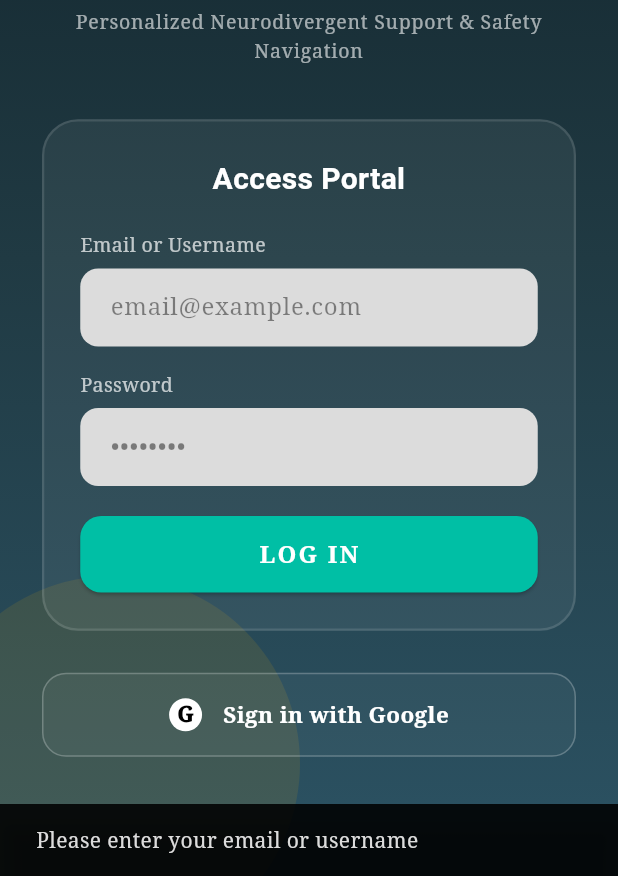
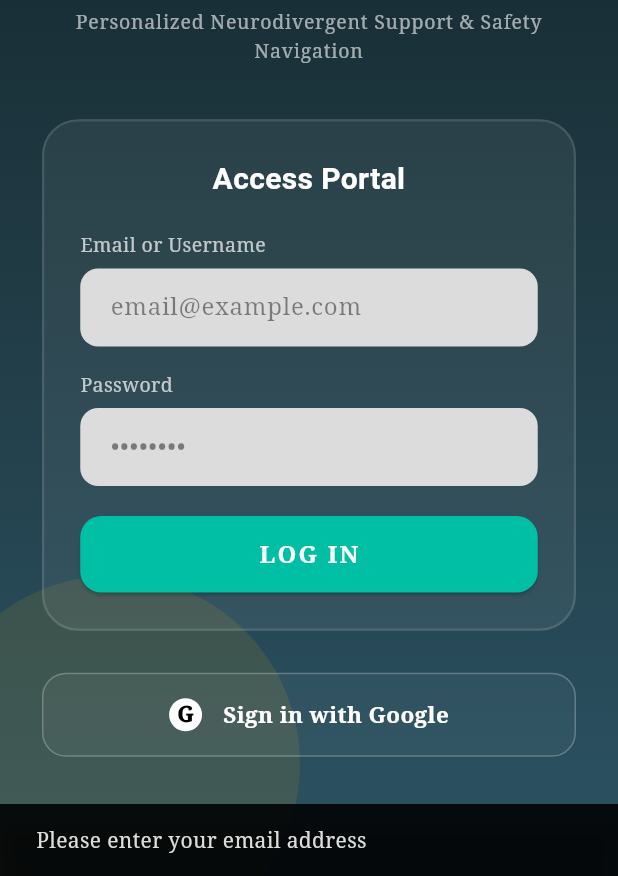
Before and after one commit to Anjana-NK/neuro_guard, a Flutter app: the screen it shows after launch, after a tap on "LOG IN", on a phone screen of 412 x 824 dp, the part 360-1236 px from its top. Run offline on Flutter 3.47's test engine with Material 3 defaults, Android fonts, the phone set to English and light mode, and no system bars; our stand-ins replace google_fonts; accounts and stored records are empty; network calls fail; Roboto replaces fonts that are missing (Italiana).

Commit message:
feat: implement dashboard and login screens with RAG search, voice assistant, and API integration

```diff
--- a/frontend/lib/screens/login_screen.dart
+++ b/frontend/lib/screens/login_screen.dart
@@ -41,9 +41,34 @@ class _LoginScreenState extends State<LoginScreen> with SingleTickerProviderStat
 
   Future<void> _handleStandardLogin() async {
     final email = _emailController.text.trim();
+    final password = _passwordController.text;
+
     if (email.isEmpty) {
       ScaffoldMessenger.of(context).showSnackBar(
-        const SnackBar(content: Text('Please enter your email or username')),
+        const SnackBar(content: Text('Please enter your email address')),
+      );
+      return;
+    }
+
+    // Standard Email Regex Match
+    final emailRegex = RegExp(r'^[\w-\.]+@([\w-]+\.)+[\w-]{2,4}$');
+    if (!emailRegex.hasMatch(email)) {
+      ScaffoldMessenger.of(context).showSnackBar(
+        const SnackBar(content: Text('Please enter a valid email address (e.g., user@example.com)')),
+      );
+      return;
+    }
+
+    if (password.isEmpty) {
+      ScaffoldMessenger.of(context).showSnackBar(
+        const SnackBar(content: Text('Please enter your password')),
+      );
+      return;
+    }
+
+    if (password.length < 6) {
+      ScaffoldMessenger.of(context).showSnackBar(
+        const SnackBar(content: Text('Password must be at least 6 characters')),
       );
       return;
     }
```
Also changed, not shown: frontend/lib/screens/dashboard_screen.dart (+5 -2 lines).
